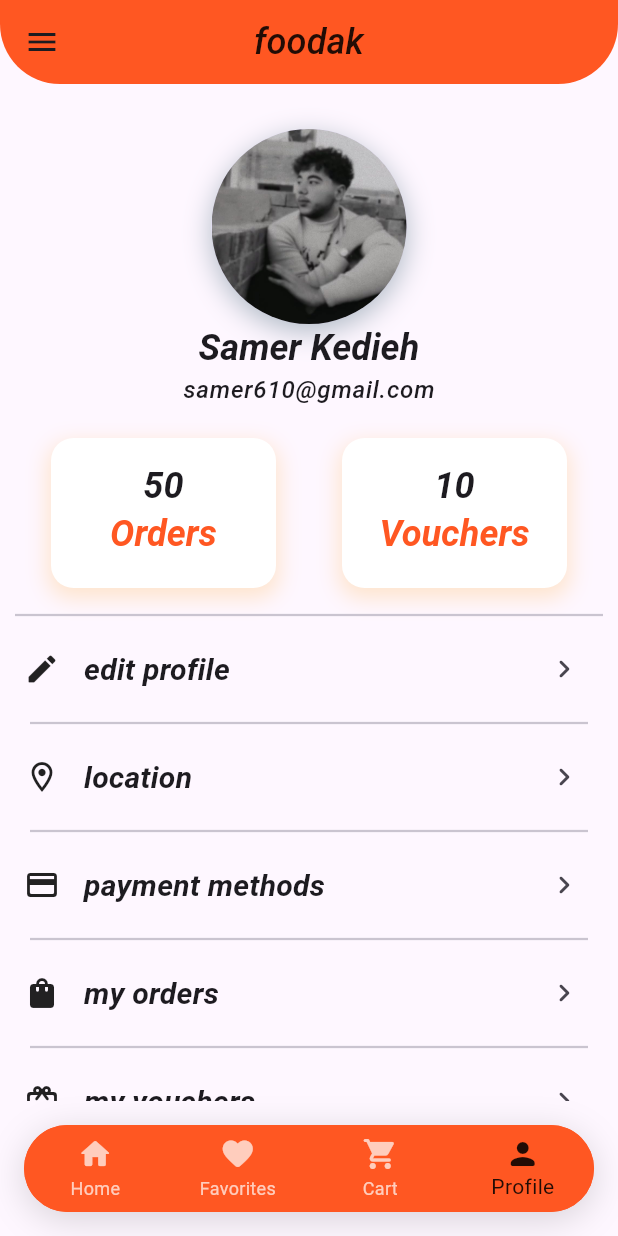
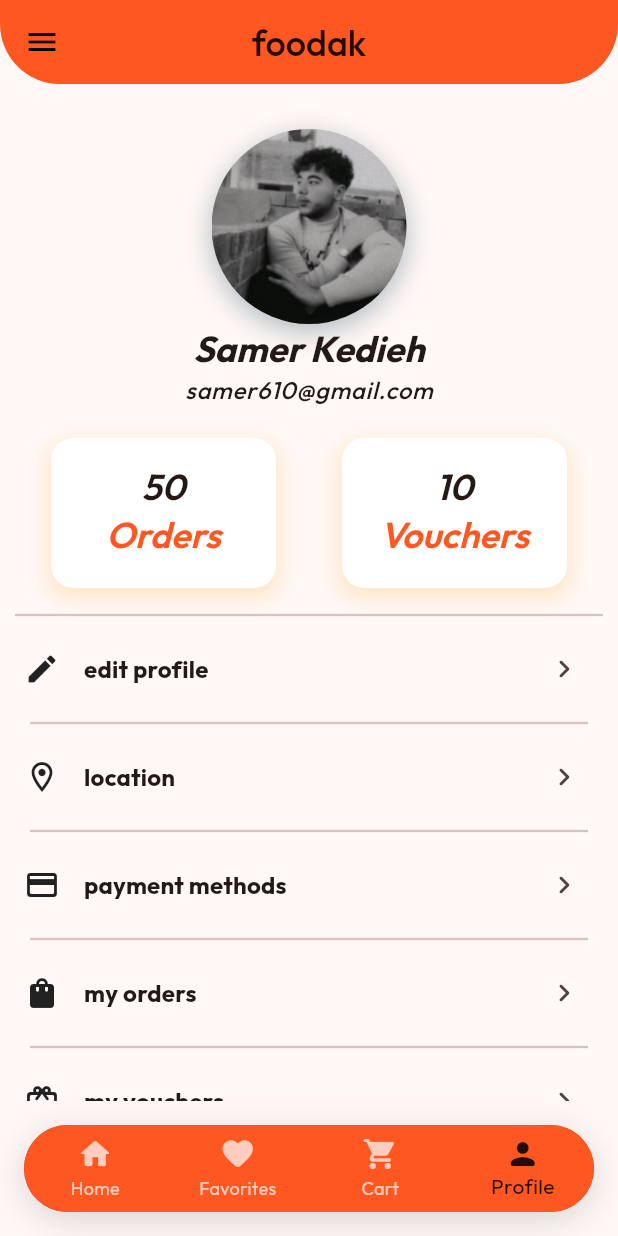
Before and after one commit to samerramadan-creator/flutter_food_delivery_app, a Flutter app: the screen it shows after launch, item 4 of the bottom bar chosen, on a phone screen of 412 x 824 dp. Run offline on Flutter 3.47's test engine with Material 3 defaults, Android fonts, the phone set to English and light mode, and no system bars.

Commit message:
setup global theme and enhance UI consistency

```diff
--- a/lib/core/main.dart
+++ /dev/null
@@ -1,23 +0,0 @@
-import 'package:flutter/material.dart';
-import 'package:food_delivary_app/pages/main_page.dart';
-
-void main() {
-  runApp(const MyApp());
-}
-
-class MyApp extends StatelessWidget {
-  const MyApp({super.key});
-
-  // This widget is the root of your application.
-  @override
-  Widget build(BuildContext context) {
-    return MaterialApp(
-      title: 'Food Delivery App',
-      theme: ThemeData(
-        primarySwatch: Colors.deepOrange,
-      ),
-      debugShowCheckedModeBanner: false,
-      home: const MainPage(),
-    );
-  }
-}
--- /dev/null
+++ b/lib/main.dart
@@ -0,0 +1,46 @@
+import 'package:flutter/material.dart';
+import 'package:food_delivary_app/pages/main_page.dart';
+
+void main() {
+  runApp(const MyApp());
+}
+
+class MyApp extends StatelessWidget {
+  const MyApp({super.key});
+
+  // This widget is the root of your application.
+  @override
+  Widget build(BuildContext context) {
+    return MaterialApp(
+      title: 'Food Delivery App',
+      theme: ThemeData(
+        useMaterial3: true,
+        colorSchemeSeed: Colors.deepOrange,
+        fontFamily: "Outfit",
+        appBarTheme: const AppBarTheme(
+          backgroundColor: Colors.deepOrange,
+          foregroundColor: Colors.black,
+          shape: RoundedRectangleBorder(
+            borderRadius: BorderRadius.vertical(bottom: Radius.circular(40)),
+          ),
+          elevation: 0,
+          centerTitle: true,
+        ),
+        bottomNavigationBarTheme: const BottomNavigationBarThemeData(
+          backgroundColor: Colors.deepOrange,
+          type: BottomNavigationBarType.fixed,
+          elevation: 0,
+          selectedItemColor: Colors.black87,
+          unselectedItemColor: Colors.white70,
+        ),
+        dividerTheme: const DividerThemeData(
+          thickness: 1.5,
+          indent: 20,
+          endIndent: 20,
+        ),
+      ),
+      debugShowCheckedModeBanner: false,
+      home: const MainPage(),
+    );
+  }
+}
--- a/lib/pages/main_page.dart
+++ b/lib/pages/main_page.dart
@@ -32,17 +32,10 @@ class _MainPageState extends State<MainPage> {
   Widget build(BuildContext context) {
     return Scaffold(
       appBar: AppBar(
-        backgroundColor: Colors.deepOrange,
-        shape: const RoundedRectangleBorder(
-          borderRadius: BorderRadius.vertical(bottom: Radius.circular(40)),
-        ),
-        elevation: 0,
-        centerTitle: true,
         title: Text(
           'foodak',
           style: Theme.of(context).textTheme.headlineSmall?.copyWith(
             color: Colors.black87,
-            fontStyle: FontStyle.italic,
             fontWeight: FontWeight.w500,
           ),
         ),
--- a/lib/widgets/custom_button_navigation_bar.dart
+++ b/lib/widgets/custom_button_navigation_bar.dart
@@ -21,7 +21,7 @@ class _CustomButtonNavigationBarState extends State<CustomButtonNavigationBar> {
     return Container(
       margin: const EdgeInsets.all(16),
       decoration: BoxDecoration(
-        color: Colors.deepOrange,
+        color: Theme.of(context).colorScheme.primary,
         borderRadius: BorderRadius.circular(50),
         boxShadow: [
           BoxShadow(
@@ -34,13 +34,8 @@ class _CustomButtonNavigationBarState extends State<CustomButtonNavigationBar> {
       child: ClipRRect(
         borderRadius: BorderRadius.circular(50),
         child: BottomNavigationBar(
-          type: BottomNavigationBarType.fixed,
-          backgroundColor: Colors.deepOrange,
-          elevation: 0,
           currentIndex: widget.selectedIndex,
           onTap: widget.onItemTapped,
-          selectedItemColor: Colors.black87,
-          unselectedItemColor: Colors.white70,
           items: const [
             BottomNavigationBarItem(
               icon: Icon(Icons.home_rounded),
--- a/lib/widgets/profile_header.dart
+++ b/lib/widgets/profile_header.dart
@@ -41,7 +41,7 @@ class ProfileHeader extends StatelessWidget {
             fontWeight: FontWeight.w500,
           ),
         ),
-        SizedBox(height: 10,),
+        const SizedBox(height: 10),
         Row(
           mainAxisAlignment: MainAxisAlignment.spaceEvenly,
           children: [
--- a/lib/widgets/profile_menu_item.dart
+++ b/lib/widgets/profile_menu_item.dart
@@ -18,17 +18,16 @@ class ProfileMenuItem extends StatelessWidget {
       title: Text(
         title,
         style: Theme.of(context).textTheme.titleMedium?.copyWith(
-          fontStyle: FontStyle.italic,
           fontWeight: FontWeight.w700,
-          fontSize: 20,
         ),
       ),
       subtitle: subtitle != null
           ? Text(
               subtitle!,
-              style: Theme.of(
-                context,
-              ).textTheme.bodyMedium?.copyWith(fontWeight: FontWeight.w500),
+              style: Theme.of(context).textTheme.bodyMedium?.copyWith(
+                fontWeight: FontWeight.w500,
+                fontStyle: FontStyle.italic,
+              ),
             )
           : null,
       leading: Icon(icon, color: Colors.black87),
--- a/lib/widgets/profile_menu_list.dart
+++ b/lib/widgets/profile_menu_list.dart
@@ -8,47 +8,47 @@ class ProfileMenuTile extends StatelessWidget {
   Widget build(BuildContext context) {
     return Column(
       children: [
-        const Divider(thickness: 1.5, indent: 10, endIndent: 10),
+        const Divider(indent: 10, endIndent: 10),
         ProfileMenuItem(
           title: "edit profile",
           icon: Icons.edit_rounded,
         ),
-              const Divider(thickness: 1.5, indent: 20, endIndent: 20),
+        const Divider(),
         ProfileMenuItem(
           title: "location",
           icon: Icons.location_on_outlined,
         ),
-              const Divider(thickness: 1.5, indent: 20, endIndent: 20),
+        const Divider(),
         ProfileMenuItem(
           title: "payment methods",
           icon: Icons.credit_card_rounded,
         ),
-              const Divider(thickness: 1.5, indent: 20, endIndent: 20),
+        const Divider(),
         ProfileMenuItem(
           title: "my orders",
           icon: Icons.shopping_bag_rounded,
         ),
-              const Divider(thickness: 1.5, indent: 20, endIndent: 20),
+        const Divider(),
         ProfileMenuItem(
           title: "my vouchers",
           icon: Icons.card_giftcard_rounded,
         ),
-              const Divider(thickness: 1.5, indent: 20, endIndent: 20),
+        const Divider(),
         ProfileMenuItem(
           title: "settings",
           icon: Icons.settings_outlined,
         ),
-              const Divider(thickness: 1.5, indent: 20, endIndent: 20),
+        const Divider(),
         ProfileMenuItem(
           title: "about",
            icon: Icons.info_outline_rounded,
         ),
-              const Divider(thickness: 1.5, indent: 20, endIndent: 20),
+        const Divider(),
         ProfileMenuItem(
           title: "logout",
           icon: Icons.logout_rounded,
         ),
-              const Divider(thickness: 1.5, indent: 10, endIndent: 10),
+        const Divider(indent: 10, endIndent: 10),
       ],
     );
   }
```
Also changed, not shown: lib/pages/favorite_page.dart (+7 -9 lines), lib/widgets/favorite_item_card.dart (+7 -6 lines), lib/widgets/food_item_card.dart (+12 -8 lines), pubspec.yaml (+11 -6 lines), assets/fonts/Outfit-Bold.ttf (added), assets/fonts/Outfit-Medium.ttf (added), assets/fonts/Outfit-Regular.ttf (added), assets/fonts/Outfit-SemiBold.ttf (added), 1 other file. Lines whose indentation alone changed are shown as unchanged.
